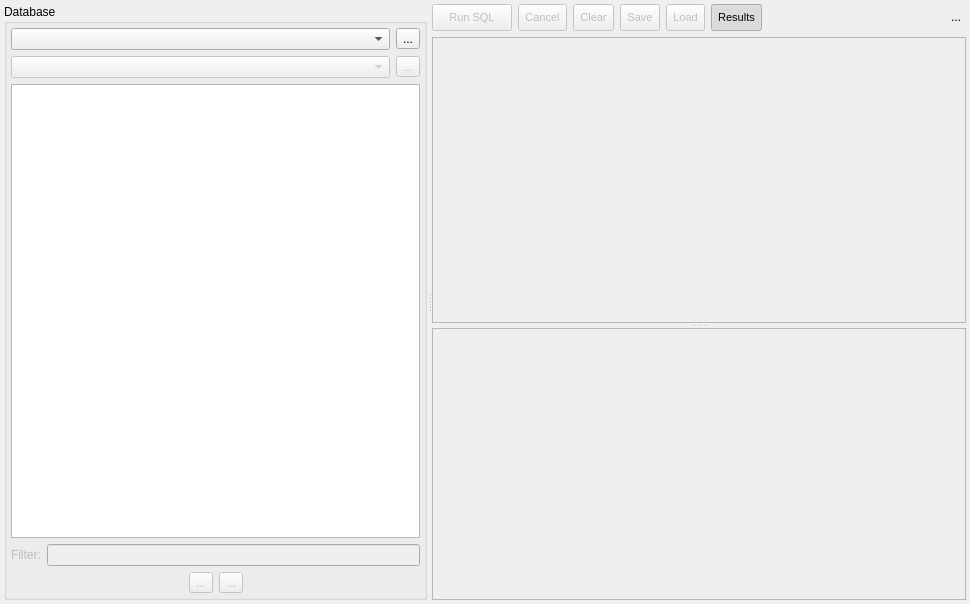
This is libpgmodeler_ui/ui/sqltoolwidget.ui in pgmodeler/pgmodeler as Qt 5 draws it before an edit. The edited form follows.
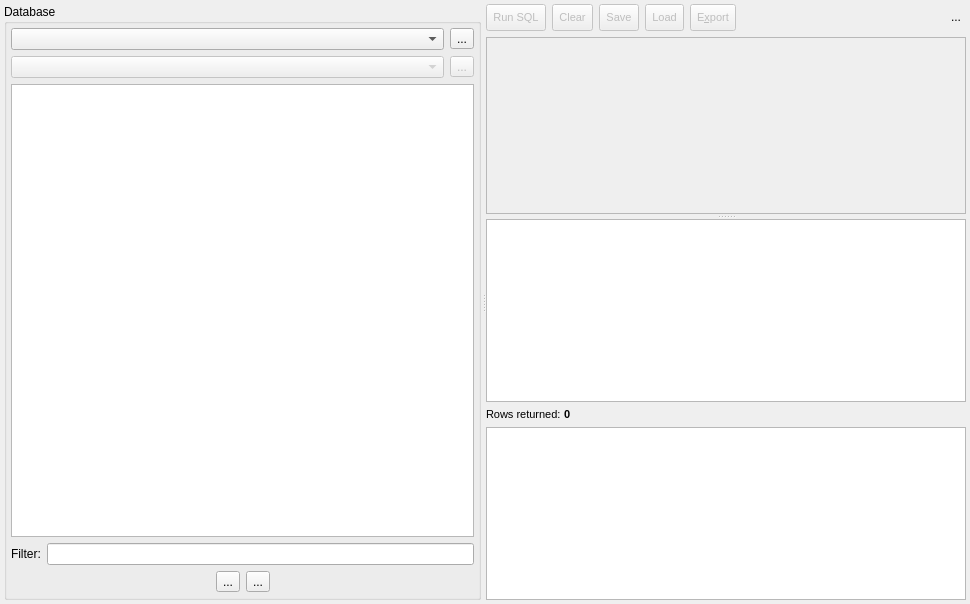
This is the edited form. Icons and pictures are not drawn.

Commit message: Added support to save/load sql commands on SQL tool widget.

```diff
--- a/libpgmodeler_ui/ui/sqltoolwidget.ui
+++ b/libpgmodeler_ui/ui/sqltoolwidget.ui
@@ -198,11 +198,32 @@
         </widget>
        </item>
        <item row="3" column="0" colspan="2">
+        <widget class="QWidget" name="filter_parent" native="true">
+         <property name="minimumSize">
+          <size>
+           <width>0</width>
+           <height>50</height>
+          </size>
+         </property>
+         <layout class="QGridLayout" name="filter_grid">
+          <property name="leftMargin">
+           <number>0</number>
+          </property>
+          <property name="topMargin">
+           <number>0</number>
+          </property>
+          <property name="rightMargin">
+           <number>0</number>
+          </property>
+          <property name="bottomMargin">
+           <number>0</number>
+          </property>
+          <item row="0" column="0">
         <layout class="QHBoxLayout" name="horizontalLayout_3">
          <item>
           <widget class="QLabel" name="filter_lbl">
            <property name="enabled">
-            <bool>false</bool>
+               <bool>true</bool>
            </property>
            <property name="sizePolicy">
             <sizepolicy hsizetype="Fixed" vsizetype="Preferred">
@@ -218,13 +239,13 @@
          <item>
           <widget class="QLineEdit" name="filter_edt">
            <property name="enabled">
-            <bool>false</bool>
+               <bool>true</bool>
            </property>
           </widget>
          </item>
         </layout>
        </item>
-       <item row="4" column="0" colspan="2">
+          <item row="1" column="0">
         <layout class="QHBoxLayout" name="horizontalLayout_2">
          <item>
           <spacer name="horizontalSpacer_2">
@@ -242,7 +263,7 @@
          <item>
           <widget class="QToolButton" name="expand_all_tb">
            <property name="enabled">
-            <bool>false</bool>
+               <bool>true</bool>
            </property>
            <property name="sizePolicy">
             <sizepolicy hsizetype="Fixed" vsizetype="Fixed">
@@ -280,7 +301,7 @@
          <item>
           <widget class="QToolButton" name="collapse_all_tb">
            <property name="enabled">
-            <bool>false</bool>
+               <bool>true</bool>
            </property>
            <property name="sizePolicy">
             <sizepolicy hsizetype="Fixed" vsizetype="Fixed">
@@ -332,6 +353,9 @@
        </item>
       </layout>
      </widget>
+       </item>
+      </layout>
+     </widget>
      <widget class="QSplitter" name="v_splitter">
       <property name="orientation">
        <enum>Qt::Vertical</enum>
@@ -347,7 +371,7 @@
         <item>
          <layout class="QHBoxLayout" name="horizontalLayout">
           <item>
-           <widget class="QPushButton" name="run_sql_btn">
+           <widget class="QToolButton" name="run_sql_tb">
             <property name="enabled">
              <bool>false</bool>
             </property>
@@ -384,39 +408,8 @@
               <height>20</height>
              </size>
             </property>
-           </widget>
-          </item>
-          <item>
-           <widget class="QToolButton" name="cancel_btn">
-            <property name="enabled">
-             <bool>false</bool>
-            </property>
-            <property name="minimumSize">
-             <size>
-              <width>0</width>
-              <height>27</height>
-             </size>
-            </property>
-            <property name="font">
-             <font>
-              <pointsize>8</pointsize>
-             </font>
-            </property>
-            <property name="toolTip">
-             <string>Cancel the running SQL command.</string>
-            </property>
-            <property name="text">
-             <string>Cancel</string>
-            </property>
-            <property name="icon">
-             <iconset resource="../res/resources.qrc">
-              <normaloff>:/icones/icones/msgbox_erro.png</normaloff>:/icones/icones/msgbox_erro.png</iconset>
-            </property>
-            <property name="iconSize">
-             <size>
-              <width>20</width>
-              <height>20</height>
-             </size>
+            <property name="shortcut">
+             <string>F5</string>
             </property>
             <property name="toolButtonStyle">
              <enum>Qt::ToolButtonTextBesideIcon</enum>
@@ -552,7 +545,7 @@
           <item>
            <widget class="QToolButton" name="results_tb">
             <property name="enabled">
-             <bool>true</bool>
+             <bool>false</bool>
             </property>
             <property name="minimumSize">
              <size>
@@ -569,7 +562,7 @@
              <string>Show / hide results.</string>
             </property>
             <property name="text">
-             <string>Results</string>
+             <string>E&amp;xport</string>
             </property>
             <property name="icon">
              <iconset resource="../res/resources.qrc">
@@ -582,10 +575,10 @@
              </size>
             </property>
             <property name="checkable">
-             <bool>true</bool>
+             <bool>false</bool>
             </property>
             <property name="checked">
-             <bool>true</bool>
+             <bool>false</bool>
             </property>
             <property name="toolButtonStyle">
              <enum>Qt::ToolButtonTextBesideIcon</enum>
@@ -645,16 +638,166 @@
         </item>
        </layout>
       </widget>
-      <widget class="QTableWidget" name="result_trw">
+      <widget class="QWidget" name="">
+       <layout class="QGridLayout" name="gridLayout_2">
+        <property name="spacing">
+         <number>0</number>
+        </property>
+        <item row="0" column="0" colspan="2">
+         <widget class="QWidget" name="results_parent" native="true">
+          <property name="minimumSize">
+           <size>
+            <width>100</width>
+            <height>200</height>
+           </size>
+          </property>
+          <layout class="QGridLayout" name="gridLayout_3">
+           <property name="leftMargin">
+            <number>0</number>
+           </property>
+           <property name="topMargin">
+            <number>0</number>
+           </property>
+           <property name="rightMargin">
+            <number>0</number>
+           </property>
+           <property name="bottomMargin">
+            <number>6</number>
+           </property>
+           <property name="horizontalSpacing">
+            <number>0</number>
+           </property>
+           <item row="0" column="0" colspan="2">
+            <widget class="QTableWidget" name="results_trw">
        <property name="enabled">
+              <bool>true</bool>
+             </property>
+             <property name="editTriggers">
+              <set>QAbstractItemView::NoEditTriggers</set>
+             </property>
+             <property name="alternatingRowColors">
+              <bool>true</bool>
+             </property>
+             <property name="selectionMode">
+              <enum>QAbstractItemView::ExtendedSelection</enum>
+             </property>
+             <property name="sortingEnabled">
         <bool>false</bool>
        </property>
-      </widget>
-     </widget>
+             <attribute name="horizontalHeaderShowSortIndicator" stdset="0">
+              <bool>false</bool>
+             </attribute>
+             <attribute name="horizontalHeaderStretchLastSection">
+              <bool>false</bool>
+             </attribute>
+             <attribute name="verticalHeaderVisible">
+              <bool>true</bool>
+             </attribute>
+             <attribute name="verticalHeaderMinimumSectionSize">
+              <number>20</number>
+             </attribute>
+             <attribute name="verticalHeaderStretchLastSection">
+              <bool>false</bool>
+             </attribute>
+            </widget>
+           </item>
+           <item row="1" column="0">
+            <widget class="QLabel" name="rows_ret_lbl">
+             <property name="sizePolicy">
+              <sizepolicy hsizetype="Fixed" vsizetype="Preferred">
+               <horstretch>0</horstretch>
+               <verstretch>0</verstretch>
+              </sizepolicy>
+             </property>
+             <property name="font">
+              <font>
+               <pointsize>8</pointsize>
+              </font>
+             </property>
+             <property name="text">
+              <string>Rows returned: </string>
+             </property>
+             <property name="indent">
+              <number>-1</number>
+             </property>
+            </widget>
+           </item>
+           <item row="1" column="1">
+            <widget class="QLabel" name="row_cnt_lbl">
+             <property name="font">
+              <font>
+               <pointsize>8</pointsize>
+               <weight>75</weight>
+               <bold>true</bold>
+              </font>
+             </property>
+             <property name="text">
+              <string>0</string>
+             </property>
     </widget>
    </item>
   </layout>
  </widget>
+        </item>
+        <item row="1" column="0" rowspan="2" colspan="2">
+         <widget class="QListWidget" name="msgoutput_lst">
+          <property name="font">
+           <font>
+            <pointsize>8</pointsize>
+           </font>
+          </property>
+          <property name="editTriggers">
+           <set>QAbstractItemView::NoEditTriggers</set>
+          </property>
+          <property name="showDropIndicator" stdset="0">
+           <bool>false</bool>
+          </property>
+          <property name="alternatingRowColors">
+           <bool>true</bool>
+          </property>
+          <property name="selectionMode">
+           <enum>QAbstractItemView::NoSelection</enum>
+          </property>
+          <property name="selectionBehavior">
+           <enum>QAbstractItemView::SelectRows</enum>
+          </property>
+          <property name="iconSize">
+           <size>
+            <width>20</width>
+            <height>20</height>
+           </size>
+          </property>
+          <property name="spacing">
+           <number>2</number>
+          </property>
+         </widget>
+        </item>
+       </layout>
+      </widget>
+     </widget>
+    </widget>
+   </item>
+  </layout>
+ </widget>
+ <tabstops>
+  <tabstop>connections_cmb</tabstop>
+  <tabstop>connect_tb</tabstop>
+  <tabstop>database_cmb</tabstop>
+  <tabstop>refresh_tb</tabstop>
+  <tabstop>objects_trw</tabstop>
+  <tabstop>filter_edt</tabstop>
+  <tabstop>expand_all_tb</tabstop>
+  <tabstop>collapse_all_tb</tabstop>
+  <tabstop>run_sql_tb</tabstop>
+  <tabstop>clear_btn</tabstop>
+  <tabstop>save_tb</tabstop>
+  <tabstop>load_tb</tabstop>
+  <tabstop>export_tb</tabstop>
+  <tabstop>sql_cmd_txt</tabstop>
+  <tabstop>results_trw</tabstop>
+  <tabstop>msgoutput_lst</tabstop>
+  <tabstop>hide_tb</tabstop>
+ </tabstops>
  <resources>
   <include location="../res/resources.qrc"/>
  </resources>
```
Left out of the diff: 10 changed lines with no effect on the pictures. Lines whose indentation alone changed are shown as unchanged. The commit also changes 10 other files.
